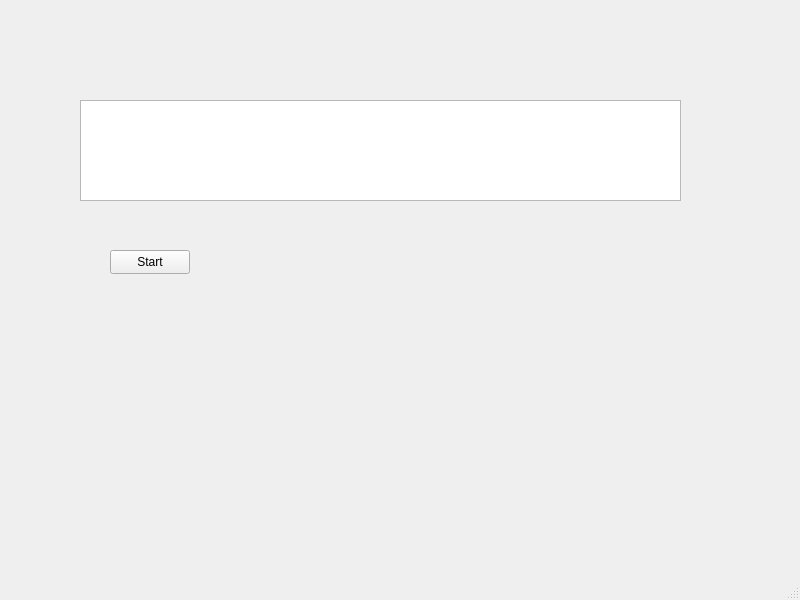
artopeur/olio-ohjelmointi, file graph/mainwindow.ui: the form before one commit.
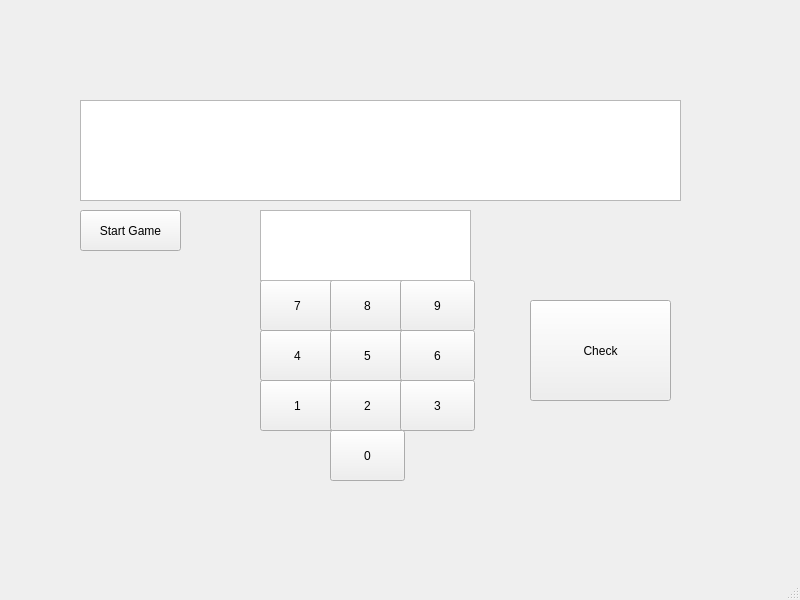
The form after the commit.

What changed in the file:
```diff
--- a/graph/mainwindow.ui
+++ b/graph/mainwindow.ui
@@ -17,14 +17,14 @@
    <widget class="QPushButton" name="StartButton">
     <property name="geometry">
      <rect>
-      <x>110</x>
-      <y>250</y>
-      <width>80</width>
-      <height>24</height>
+      <x>80</x>
+      <y>210</y>
+      <width>101</width>
+      <height>41</height>
      </rect>
     </property>
     <property name="text">
-     <string>Start</string>
+     <string>Start Game</string>
     </property>
    </widget>
    <widget class="QTextEdit" name="myTextBoxTest">
@@ -35,6 +35,178 @@
       <width>601</width>
       <height>101</height>
      </rect>
+    </property>
+    <property name="readOnly">
+     <bool>true</bool>
+    </property>
+   </widget>
+   <widget class="QPushButton" name="Button0">
+    <property name="geometry">
+     <rect>
+      <x>330</x>
+      <y>430</y>
+      <width>75</width>
+      <height>51</height>
+     </rect>
+    </property>
+    <property name="text">
+     <string>0</string>
+    </property>
+   </widget>
+   <widget class="QPushButton" name="Button1">
+    <property name="geometry">
+     <rect>
+      <x>260</x>
+      <y>380</y>
+      <width>75</width>
+      <height>51</height>
+     </rect>
+    </property>
+    <property name="text">
+     <string>1</string>
+    </property>
+   </widget>
+   <widget class="QPushButton" name="Button2">
+    <property name="geometry">
+     <rect>
+      <x>330</x>
+      <y>380</y>
+      <width>75</width>
+      <height>51</height>
+     </rect>
+    </property>
+    <property name="text">
+     <string>2</string>
+    </property>
+   </widget>
+   <widget class="QPushButton" name="Button3">
+    <property name="geometry">
+     <rect>
+      <x>400</x>
+      <y>380</y>
+      <width>75</width>
+      <height>51</height>
+     </rect>
+    </property>
+    <property name="text">
+     <string>3</string>
+    </property>
+   </widget>
+   <widget class="QPushButton" name="Button4">
+    <property name="geometry">
+     <rect>
+      <x>260</x>
+      <y>330</y>
+      <width>75</width>
+      <height>51</height>
+     </rect>
+    </property>
+    <property name="text">
+     <string>4</string>
+    </property>
+   </widget>
+   <widget class="QPushButton" name="Button5">
+    <property name="geometry">
+     <rect>
+      <x>330</x>
+      <y>330</y>
+      <width>75</width>
+      <height>51</height>
+     </rect>
+    </property>
+    <property name="text">
+     <string>5</string>
+    </property>
+   </widget>
+   <widget class="QPushButton" name="Button6">
+    <property name="geometry">
+     <rect>
+      <x>400</x>
+      <y>330</y>
+      <width>75</width>
+      <height>51</height>
+     </rect>
+    </property>
+    <property name="text">
+     <string>6</string>
+    </property>
+   </widget>
+   <widget class="QPushButton" name="Button7">
+    <property name="geometry">
+     <rect>
+      <x>260</x>
+      <y>280</y>
+      <width>75</width>
+      <height>51</height>
+     </rect>
+    </property>
+    <property name="text">
+     <string>7</string>
+    </property>
+   </widget>
+   <widget class="QPushButton" name="Button8">
+    <property name="geometry">
+     <rect>
+      <x>330</x>
+      <y>280</y>
+      <width>75</width>
+      <height>51</height>
+     </rect>
+    </property>
+    <property name="text">
+     <string>8</string>
+    </property>
+   </widget>
+   <widget class="QPushButton" name="Button9">
+    <property name="geometry">
+     <rect>
+      <x>400</x>
+      <y>280</y>
+      <width>75</width>
+      <height>51</height>
+     </rect>
+    </property>
+    <property name="text">
+     <string>9</string>
+    </property>
+   </widget>
+   <widget class="QTextEdit" name="text_guess">
+    <property name="geometry">
+     <rect>
+      <x>260</x>
+      <y>210</y>
+      <width>211</width>
+      <height>71</height>
+     </rect>
+    </property>
+    <property name="font">
+     <font>
+      <pointsize>20</pointsize>
+      <bold>true</bold>
+     </font>
+    </property>
+    <property name="html">
+     <string>&lt;!DOCTYPE HTML PUBLIC &quot;-//W3C//DTD HTML 4.0//EN&quot; &quot;http://www.w3.org/TR/REC-html40/strict.dtd&quot;&gt;
+&lt;html&gt;&lt;head&gt;&lt;meta name=&quot;qrichtext&quot; content=&quot;1&quot; /&gt;&lt;meta charset=&quot;utf-8&quot; /&gt;&lt;style type=&quot;text/css&quot;&gt;
+p, li { white-space: pre-wrap; }
+hr { height: 1px; border-width: 0; }
+li.unchecked::marker { content: &quot;\2610&quot;; }
+li.checked::marker { content: &quot;\2612&quot;; }
+&lt;/style&gt;&lt;/head&gt;&lt;body style=&quot; font-family:'Segoe UI'; font-size:20pt; font-weight:700; font-style:normal;&quot;&gt;
+&lt;p align=&quot;center&quot; style=&quot;-qt-paragraph-type:empty; margin-top:0px; margin-bottom:0px; margin-left:0px; margin-right:0px; -qt-block-indent:0; text-indent:0px; font-size:9pt; font-weight:400;&quot;&gt;&lt;br /&gt;&lt;/p&gt;&lt;/body&gt;&lt;/html&gt;</string>
+    </property>
+   </widget>
+   <widget class="QPushButton" name="pushButtonCheck">
+    <property name="geometry">
+     <rect>
+      <x>530</x>
+      <y>300</y>
+      <width>141</width>
+      <height>101</height>
+     </rect>
+    </property>
+    <property name="text">
+     <string>Check</string>
     </property>
    </widget>
   </widget>
```
